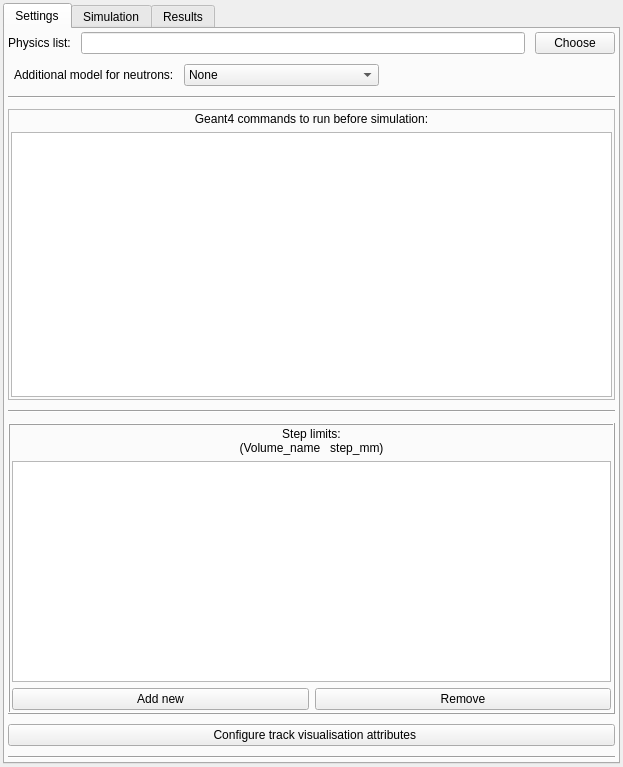
Qt form ants3bundle/src/ants3/gui/particleSim/aparticlesimwin.ui (andrmor/ANTS3bundle) before a commit.
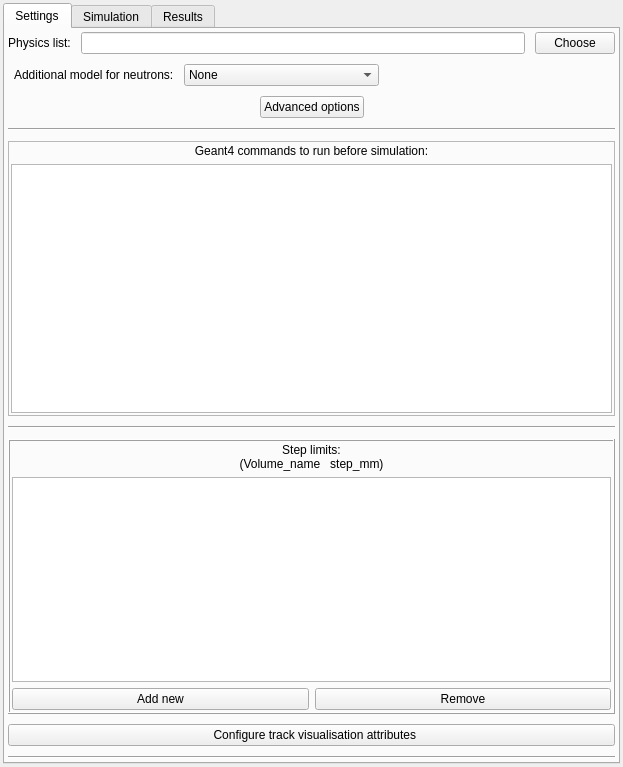
The same form after that commit. The open tabs and pages were chosen to show the change. Icons and pictures are not drawn.

Commit message: add annihilation gamma pair acolinearity sim option

```diff
--- a/ants3bundle/src/ants3/gui/particleSim/aparticlesimwin.ui
+++ b/ants3bundle/src/ants3/gui/particleSim/aparticlesimwin.ui
@@ -142,6 +142,46 @@
           </item>
          </layout>
         </item>
+        <item>
+         <layout class="QHBoxLayout" name="horizontalLayout_3">
+          <property name="topMargin">
+           <number>0</number>
+          </property>
+          <item>
+           <spacer name="horizontalSpacer_7">
+            <property name="orientation">
+             <enum>Qt::Orientation::Horizontal</enum>
+            </property>
+            <property name="sizeHint" stdset="0">
+             <size>
+              <width>40</width>
+              <height>20</height>
+             </size>
+            </property>
+           </spacer>
+          </item>
+          <item>
+           <widget class="QPushButton" name="pbAdvancedOptions">
+            <property name="text">
+             <string>Advanced options</string>
+            </property>
+           </widget>
+          </item>
+          <item>
+           <spacer name="horizontalSpacer_44">
+            <property name="orientation">
+             <enum>Qt::Orientation::Horizontal</enum>
+            </property>
+            <property name="sizeHint" stdset="0">
+             <size>
+              <width>40</width>
+              <height>20</height>
+             </size>
+            </property>
+           </spacer>
+          </item>
+         </layout>
+        </item>
         <item>
          <widget class="Line" name="line_3">
           <property name="orientation">
```
Left out of the diff: 2 changed lines with no effect on the pictures. The commit also changes 17 other files.
